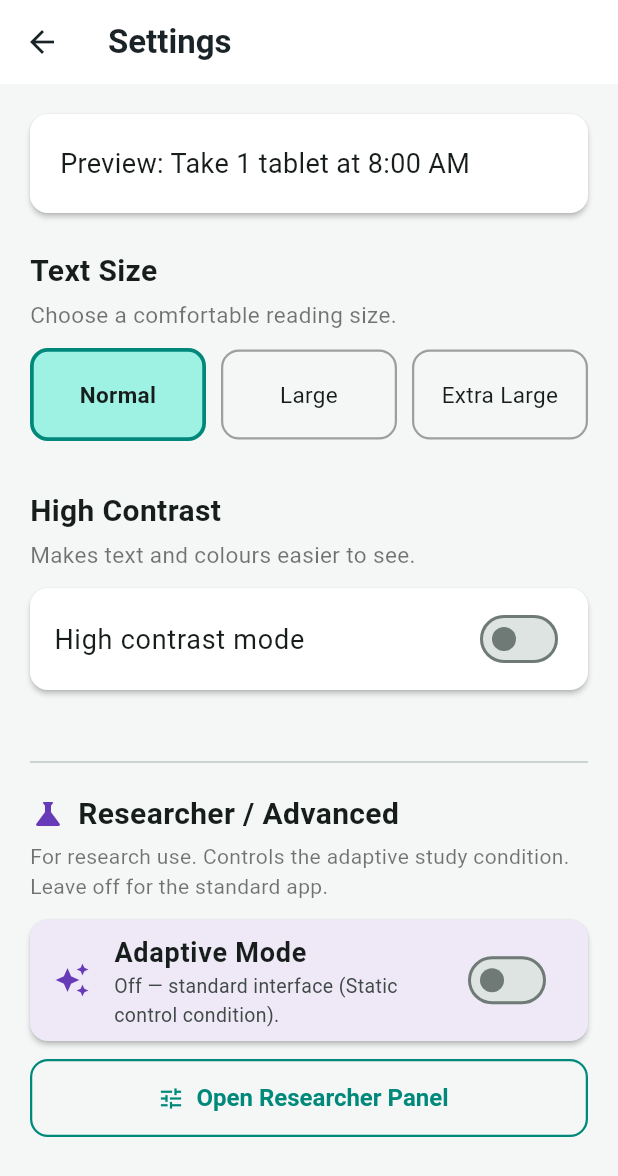
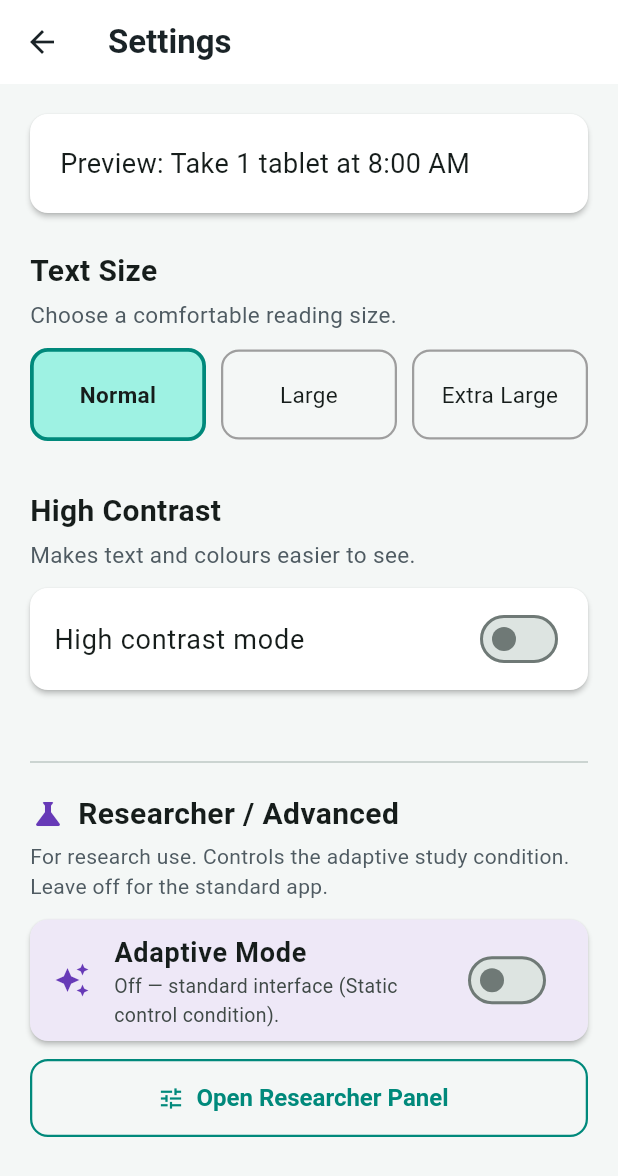
Before and after one commit to Lakindu99/mediassist, a Flutter app: the screen it shows once a user with an empty profile is signed in, after a tap on the "settings" icon, on a phone screen of 412 x 824 dp. Shown: the top 1176 px of the screen. Run offline on Flutter 3.47's test engine with Material 3 defaults, Android fonts, the phone set to English and light mode, and no system bars; our stand-ins replace cloud_firestore, firebase_auth, firebase_core, flutter_local_notifications, flutter_tts, share_plus and 2 more; accounts and stored records are empty.

Commit message:
Polish step 5: improve baseline secondary-text contrast (WCAG-friendly, size-preserving)

```diff
--- a/lib/core/theme/app_theme.dart
+++ b/lib/core/theme/app_theme.dart
@@ -21,6 +21,12 @@ class AppRadius {
 class AppColors {
   static const Color teal = Color(0xFF00897B);
   static const Color ink = Color(0xFF1A2327);
+
+  /// Readable secondary text — darker & more legible than black54, while
+  /// staying clearly lighter than primary ink (preserves hierarchy). Improves
+  /// baseline readability without enlarging text or triggering high-contrast.
+  static const Color textSecondary = Color(0xFF4F5B62);
+
   static const Color background = Color(0xFFF4F7F6);
 
   static const Color today = Color(0xFFEF6C00);        // orange
--- a/lib/core/widgets/state_widgets.dart
+++ b/lib/core/widgets/state_widgets.dart
@@ -46,7 +46,7 @@ class EmptyState extends StatelessWidget {
             const SizedBox(height: AppSpacing.sm),
             Text(message,
                 textAlign: TextAlign.center,
-                style: const TextStyle(fontSize: 16, color: Colors.black54)),
+                style: const TextStyle(fontSize: 16, color: AppColors.textSecondary)),
             if (actionLabel != null && onAction != null) ...[
               const SizedBox(height: AppSpacing.lg),
               ElevatedButton.icon(
@@ -76,7 +76,7 @@ class LoadingState extends StatelessWidget {
         children: [
           const CircularProgressIndicator(),
           const SizedBox(height: AppSpacing.md),
-          Text(message, style: const TextStyle(fontSize: 15, color: Colors.black54)),
+          Text(message, style: const TextStyle(fontSize: 15, color: AppColors.textSecondary)),
         ],
       ),
     );
--- a/lib/features/appointment/appointment_form_screen.dart
+++ b/lib/features/appointment/appointment_form_screen.dart
@@ -5,6 +5,7 @@ import '../../core/services/appointment_service.dart';
 import '../../core/widgets/app_widgets.dart';
 import '../../core/widgets/feedback_helpers.dart';
 import '../../models/appointment.dart';
+import '../../core/theme/app_theme.dart';
 
 /// Form to add a new appointment or edit an existing one.
 /// If 'existing' is provided, it's edit mode; otherwise add mode.
@@ -205,7 +206,7 @@ class _AppointmentFormScreenState extends State<AppointmentFormScreen> {
             Column(
               crossAxisAlignment: CrossAxisAlignment.start,
               children: [
-                Text(label, style: const TextStyle(fontSize: 14, color: Colors.black54)),
+                Text(label, style: const TextStyle(fontSize: 14, color: AppColors.textSecondary)),
                 const SizedBox(height: 2),
                 Text(value, style: const TextStyle(fontSize: 18)),
               ],
--- a/lib/features/appointment/appointment_list_screen.dart
+++ b/lib/features/appointment/appointment_list_screen.dart
@@ -143,7 +143,7 @@ class _AppointmentCard extends StatelessWidget {
   Widget _infoRow(IconData icon, String text) {
     return Row(
       children: [
-        Icon(icon, size: 20, color: Colors.black54),
+        Icon(icon, size: 20, color: AppColors.textSecondary),
         const SizedBox(width: 8),
         Expanded(child: Text(text, style: const TextStyle(fontSize: 16))),
       ],
--- a/lib/features/auth/login_screen.dart
+++ b/lib/features/auth/login_screen.dart
@@ -3,6 +3,7 @@ import 'package:provider/provider.dart';
 import '../../core/services/auth_service.dart';
 import '../../core/widgets/app_widgets.dart';
 import 'register_screen.dart';
+import '../../core/theme/app_theme.dart';
 
 class LoginScreen extends StatefulWidget {
   const LoginScreen({super.key});
@@ -64,7 +65,7 @@ class _LoginScreenState extends State<LoginScreen> {
               const SizedBox(height: 8),
               const Text('Please log in to continue',
                   textAlign: TextAlign.center,
-                  style: TextStyle(fontSize: 18, color: Colors.black54)),
+                  style: TextStyle(fontSize: 18, color: AppColors.textSecondary)),
               const SizedBox(height: 36),
               AppTextField(
                 controller: _emailController,
--- a/lib/features/dashboard/dashboard_screen.dart
+++ b/lib/features/dashboard/dashboard_screen.dart
@@ -12,6 +12,7 @@ import '../caregiver/caregiver_screen.dart';
 import '../researcher/researcher_panel.dart';
 import 'greeting_header.dart';
 import '../../core/widgets/adaptive_recommendation_banner.dart';
+import '../../core/theme/app_theme.dart';
 
 class DashboardScreen extends StatelessWidget {
   const DashboardScreen({super.key});
@@ -192,7 +193,7 @@ class _DashboardTile extends StatelessWidget {
                     if (!simplified) ...[
                       const SizedBox(height: 4),
                       Text(subtitle,
-                          style: const TextStyle(fontSize: 15, color: Colors.black54)),
+                          style: const TextStyle(fontSize: 15, color: AppColors.textSecondary)),
                     ],
                   ],
                 ),
--- a/lib/features/dashboard/greeting_header.dart
+++ b/lib/features/dashboard/greeting_header.dart
@@ -2,6 +2,7 @@ import 'package:flutter/material.dart';
 import 'package:provider/provider.dart';
 import '../../core/services/auth_service.dart';
 import '../../models/app_user.dart';
+import '../../core/theme/app_theme.dart';
 
 /// A warm, personalised greeting at the top of the dashboard, to help the user
 /// feel oriented and welcomed ("Good morning, Nimal"). Falls back to a plain
@@ -50,7 +51,7 @@ class _GreetingHeaderState extends State<GreetingHeader> {
             style: const TextStyle(fontSize: 24, fontWeight: FontWeight.bold)),
         const SizedBox(height: 4),
         const Text('What would you like to do?',
-            style: TextStyle(fontSize: 16, color: Colors.black54)),
+            style: TextStyle(fontSize: 16, color: AppColors.textSecondary)),
       ],
     );
   }
--- a/lib/features/history/adherence_history_screen.dart
+++ b/lib/features/history/adherence_history_screen.dart
@@ -2,6 +2,7 @@ import 'package:flutter/material.dart';
 import 'package:intl/intl.dart';
 import 'package:cloud_firestore/cloud_firestore.dart';
 import '../../core/services/adherence_service.dart';
+import '../../core/theme/app_theme.dart';
 
 /// Shows a history of medication doses the user has marked as taken, with a
 /// simple weekly summary. Data comes from the doseLogs the Today screen writes.
@@ -74,7 +75,7 @@ class AdherenceHistoryScreen extends StatelessWidget {
                             Text(
                               'When you mark medicines as taken on the Today screen, they will appear here.',
                               textAlign: TextAlign.center,
-                              style: TextStyle(fontSize: 16, color: Colors.black54),
+                              style: TextStyle(fontSize: 16, color: AppColors.textSecondary),
                             ),
                           ],
                         ),
@@ -108,7 +109,7 @@ class AdherenceHistoryScreen extends StatelessWidget {
                           subtitle: Text('Scheduled for $time',
                               style: const TextStyle(fontSize: 15)),
                           trailing: Text(takenText,
-                              style: const TextStyle(fontSize: 14, color: Colors.black54)),
+                              style: const TextStyle(fontSize: 14, color: AppColors.textSecondary)),
                         ),
                       );
                     },
--- a/lib/features/medication/medication_form_screen.dart
+++ b/lib/features/medication/medication_form_screen.dart
@@ -4,6 +4,7 @@ import '../../core/services/medication_service.dart';
 import '../../core/widgets/app_widgets.dart';
 import '../../core/widgets/feedback_helpers.dart';
 import '../../models/medication.dart';
+import '../../core/theme/app_theme.dart';
 
 /// Form to add a new medication or edit an existing one.
 /// If 'existing' is provided, it's edit mode; otherwise it's add mode.
@@ -132,7 +133,7 @@ class _MedicationFormScreenState extends State<MedicationFormScreen> {
               const SizedBox(height: 8),
               if (_times.isEmpty)
                 const Text('No times added yet.',
-                    style: TextStyle(fontSize: 15, color: Colors.black54)),
+                    style: TextStyle(fontSize: 15, color: AppColors.textSecondary)),
               Wrap(
                 spacing: 8,
                 runSpacing: 8,
--- a/lib/features/medication/medication_list_screen.dart
+++ b/lib/features/medication/medication_list_screen.dart
@@ -89,7 +89,7 @@ class _MedicationCard extends StatelessWidget {
                           style: const TextStyle(fontSize: 20, fontWeight: FontWeight.bold)),
                       if (medication.dosage.isNotEmpty)
                         Text(medication.dosage,
-                            style: const TextStyle(fontSize: 16, color: Colors.black54)),
+                            style: const TextStyle(fontSize: 16, color: AppColors.textSecondary)),
                     ],
                   ),
                 ),
--- a/lib/features/profile/profile_screen.dart
+++ b/lib/features/profile/profile_screen.dart
@@ -2,6 +2,7 @@ import 'package:flutter/material.dart';
 import 'package:provider/provider.dart';
 import '../../core/services/auth_service.dart';
 import '../../models/app_user.dart';
+import '../../core/theme/app_theme.dart';
 
 /// Shows the user's profile (name, email, role), lets them edit their name and
 /// role, and log out. Uses a live stream so edits appear instantly.
@@ -101,7 +102,7 @@ class ProfileScreen extends StatelessWidget {
               child: Column(
                 crossAxisAlignment: CrossAxisAlignment.start,
                 children: [
-                  Text(label, style: const TextStyle(fontSize: 14, color: Colors.black54)),
+                  Text(label, style: const TextStyle(fontSize: 14, color: AppColors.textSecondary)),
                   const SizedBox(height: 2),
                   Text(value,
                       style: const TextStyle(fontSize: 18, fontWeight: FontWeight.w600)),
--- a/lib/features/researcher/researcher_panel.dart
+++ b/lib/features/researcher/researcher_panel.dart
@@ -5,6 +5,7 @@ import 'package:firebase_auth/firebase_auth.dart';
 import '../../core/services/adaptive_provider.dart';
 import '../../core/services/adaptive_engine.dart';
 import 'adaptation_log_screen.dart';
+import '../../core/theme/app_theme.dart';
 
 /// Hidden researcher panel: controls adaptiveMode & strategy, shows the live
 /// rule-based vs ML comparison, preview controls, and the tracked metrics.
@@ -113,7 +114,7 @@ class ResearcherPanel extends StatelessWidget {
                     Text(
                       'Driving the UI: level ${engine.activeLevel}'
                       '${engine.isPreviewing ? "  (preview)" : ""}',
-                      style: const TextStyle(fontSize: 14, color: Colors.black54),
+                      style: const TextStyle(fontSize: 14, color: AppColors.textSecondary),
                     ),
                   ],
                 ),
@@ -208,7 +209,7 @@ class ResearcherPanel extends StatelessWidget {
           if (active)
             const Padding(
               padding: EdgeInsets.only(top: 4),
-              child: Text('driving UI', style: TextStyle(fontSize: 11, color: Colors.black54)),
+              child: Text('driving UI', style: TextStyle(fontSize: 11, color: AppColors.textSecondary)),
             ),
         ],
       ),
--- a/lib/features/settings/settings_screen.dart
+++ b/lib/features/settings/settings_screen.dart
@@ -3,6 +3,7 @@ import 'package:provider/provider.dart';
 import '../../core/services/settings_provider.dart';
 import '../../core/services/adaptive_provider.dart';
 import '../researcher/researcher_panel.dart';
+import '../../core/theme/app_theme.dart';
 
 /// Accessibility settings (text size + high contrast), plus a clearly-marked
 /// Researcher / Advanced section that controls the adaptive experiment. The
@@ -37,7 +38,7 @@ class SettingsScreen extends StatelessWidget {
                 style: TextStyle(fontSize: 20, fontWeight: FontWeight.bold)),
             const SizedBox(height: 4),
             const Text('Choose a comfortable reading size.',
-                style: TextStyle(fontSize: 15, color: Colors.black54)),
+                style: TextStyle(fontSize: 15, color: AppColors.textSecondary)),
             const SizedBox(height: 12),
             Row(
               children: [
@@ -54,7 +55,7 @@ class SettingsScreen extends StatelessWidget {
                 style: TextStyle(fontSize: 20, fontWeight: FontWeight.bold)),
             const SizedBox(height: 4),
             const Text('Makes text and colours easier to see.',
-                style: TextStyle(fontSize: 15, color: Colors.black54)),
+                style: TextStyle(fontSize: 15, color: AppColors.textSecondary)),
             const SizedBox(height: 12),
             Card(
               shape: RoundedRectangleBorder(borderRadius: BorderRadius.circular(12)),
@@ -84,7 +85,7 @@ class SettingsScreen extends StatelessWidget {
             const Text(
               'For research use. Controls the adaptive study condition. Leave off for '
               'the standard app.',
-              style: TextStyle(fontSize: 14, color: Colors.black54),
+              style: TextStyle(fontSize: 14, color: AppColors.textSecondary),
             ),
             const SizedBox(height: 12),
             Card(
```
Also changed, not shown: lib/features/caregiver/caregiver_screen.dart (+4 -3 lines), lib/features/today/today_screen.dart (+6 -5 lines).
